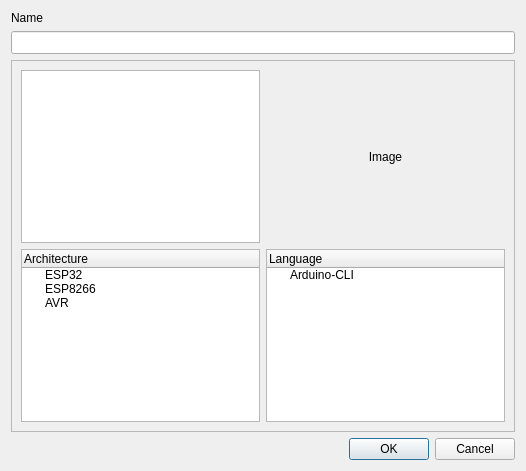
First picture: the form in src/newprojectdialog.ui, repository clixx-io/kayeiot, before the edit.
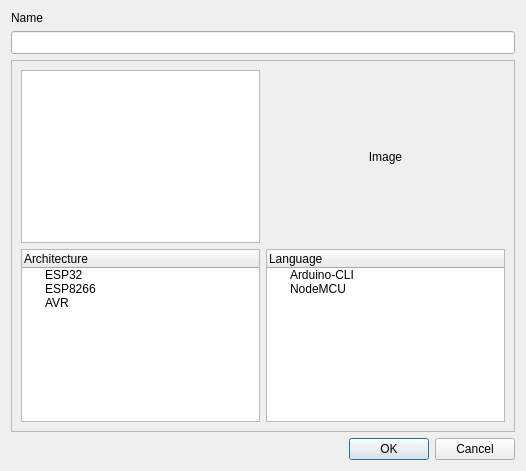
Second picture: the form after the edit.

Commit message: Add support for LUA/NodeMCU

Diff of the .ui file:
```diff
--- a/src/newprojectdialog.ui
+++ b/src/newprojectdialog.ui
@@ -94,6 +94,11 @@
           <string>Arduino-CLI</string>
          </property>
         </item>
+        <item>
+         <property name="text">
+          <string>NodeMCU</string>
+         </property>
+        </item>
        </widget>
       </item>
       <item row="0" column="0">
```
The commit also changes 3 other files.
